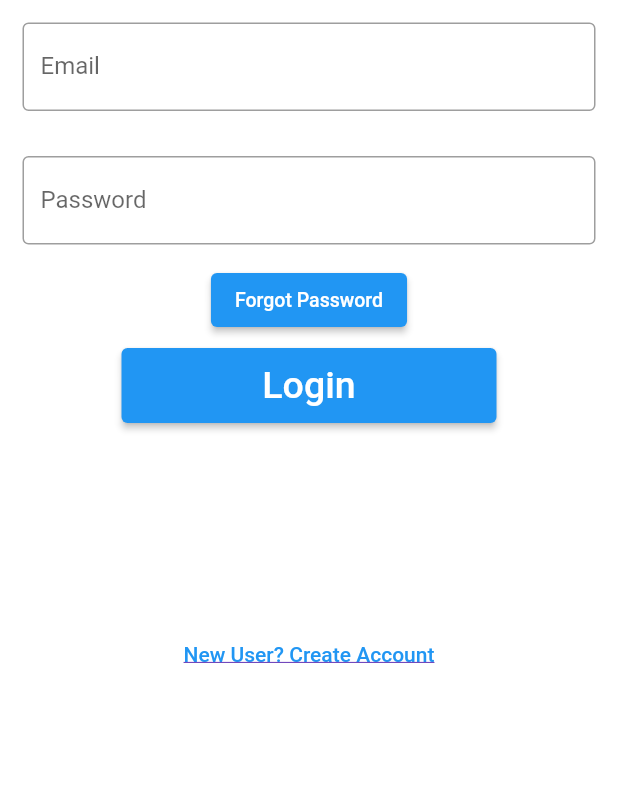
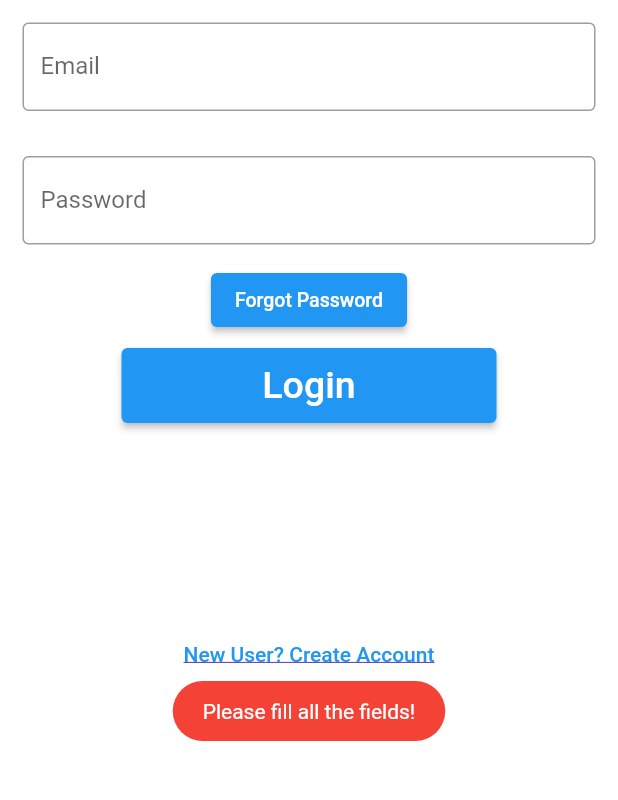
Before and after one commit to bduunity/myprojectflutter, a Flutter app: the screen it shows after launch, after a tap on "Forgot Password", on a phone screen of 412 x 824 dp, the part 399-1199 px from its top. Run offline on Flutter 3.47's test engine with Material 2 defaults, Android fonts, the light colour scheme and no system bars; our stand-ins replace connectivity_plus, fluttertoast, shared_preferences, socket_io_client.

```diff
--- a/lib/pages/register/LoginScreen.dart
+++ b/lib/pages/register/LoginScreen.dart
@@ -1,14 +1,27 @@
 import 'package:flutter/material.dart';
+import 'package:fluttertoast/fluttertoast.dart';
 import 'package:myprojectflutter/pages/activities/HomeScreen.dart';
 import 'package:myprojectflutter/pages/register/RegisterScreen.dart';
 class LoginScreenHelper extends StatefulWidget {
-  const LoginScreenHelper({super.key});
+  const LoginScreenHelper({Key? key}) : super(key: key);
 
   @override
   State<LoginScreenHelper> createState() => _LoginScreenHelperState();
 }
 
 class _LoginScreenHelperState extends State<LoginScreenHelper> {
+
+  final TextEditingController _emailController = TextEditingController();
+  final TextEditingController _passwordController = TextEditingController();
+
+  bool _isLoading = false;
+
+  @override
+  void dispose() {
+    _emailController.dispose();
+    _passwordController.dispose();
+    super.dispose();
+  }
 
   @override
   Widget build(BuildContext context) {
@@ -32,24 +45,25 @@ class _LoginScreenHelperState extends State<LoginScreenHelper> {
                     child: Image.asset('assets/images/bigLogo.png')),
               ),
             ),
-            const Padding(
+            Padding(
               //padding: const EdgeInsets.only(left:15.0,right: 15.0,top:0,bottom: 0),
-              padding: EdgeInsets.symmetric(horizontal: 15, vertical: 15),
+              padding: const EdgeInsets.symmetric(horizontal: 15, vertical: 15),
               child: TextField(
-                decoration: InputDecoration(
+                controller: _emailController,
+                decoration: const InputDecoration(
                     border: OutlineInputBorder(),
                     labelText: 'Email',
                     hintText: 'Enter valid email id as abc@gmail.com'),
               ),
             ),
-            const Padding(
-              padding: EdgeInsets.only(
+            Padding(
+              padding: const EdgeInsets.only(
                   left: 15.0, right: 15.0, top: 15, bottom: 5),
               //padding: EdgeInsets.symmetric(horizontal: 15),
               child: TextField(
-
+                controller: _passwordController,
                 obscureText: true,
-                decoration: InputDecoration(
+                decoration: const InputDecoration(
                     border: OutlineInputBorder(),
                     labelText: 'Password',
                     hintText: 'Enter secure password'),
@@ -59,7 +73,21 @@ class _LoginScreenHelperState extends State<LoginScreenHelper> {
               padding: const EdgeInsets.all(8.0), // Adjust the padding values as needed
               child: ElevatedButton(
                 onPressed: () {
-                  // TODO: Forgot password screen goes here
+                  final email = _emailController.text;
+                  final password = _passwordController.text;
+
+                  if (email.isEmpty || password.isEmpty) {
+                    Fluttertoast.showToast(
+                      msg: "Please fill all the fields!",
+                      toastLength: Toast.LENGTH_SHORT,
+                      gravity: ToastGravity.BOTTOM,
+                      timeInSecForIosWeb: 1,
+                      backgroundColor: Colors.red,
+                      textColor: Colors.white,
+                    );
+                    return;
+                  }
+
                 },
                 child: const Text(
                   'Forgot Password',
@@ -86,6 +114,7 @@ class _LoginScreenHelperState extends State<LoginScreenHelper> {
             ),
             TextButton(
               onPressed: () {
+
                 Navigator.push(
                   context,
                   MaterialPageRoute(builder: (context) => const RegisterScreenHelper()),
--- a/lib/pages/register/RegisterScreen.dart
+++ b/lib/pages/register/RegisterScreen.dart
@@ -16,8 +16,7 @@ class _RegisterScreenHelperState extends State<RegisterScreenHelper> {
 
   final TextEditingController _emailController = TextEditingController();
   final TextEditingController _passwordController = TextEditingController();
-  final TextEditingController _confirmPasswordController =
-  TextEditingController();
+  final TextEditingController _confirmPasswordController = TextEditingController();
 
   bool _isLoading = false;
 
@@ -192,7 +191,6 @@ class _RegisterScreenHelperState extends State<RegisterScreenHelper> {
                             });
 
                             if(message['message'] == "Registration successful!"){
-
                               Navigator.push(
                                 context,
                                 MaterialPageRoute(builder: (context) => const HomeScreen()),
```
